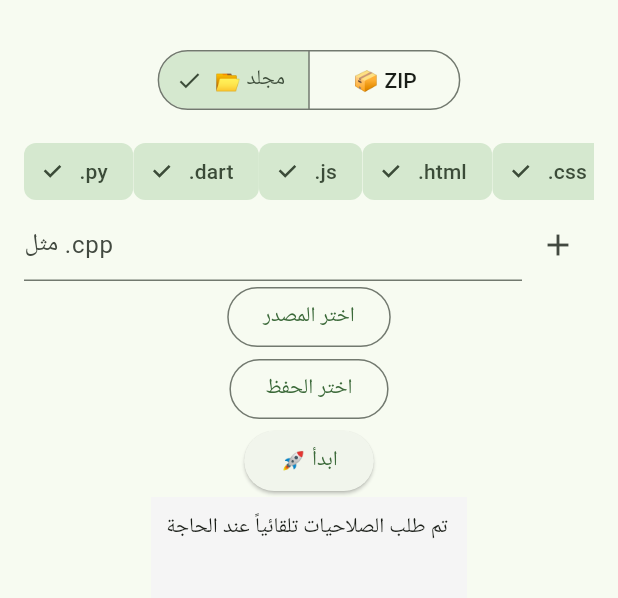
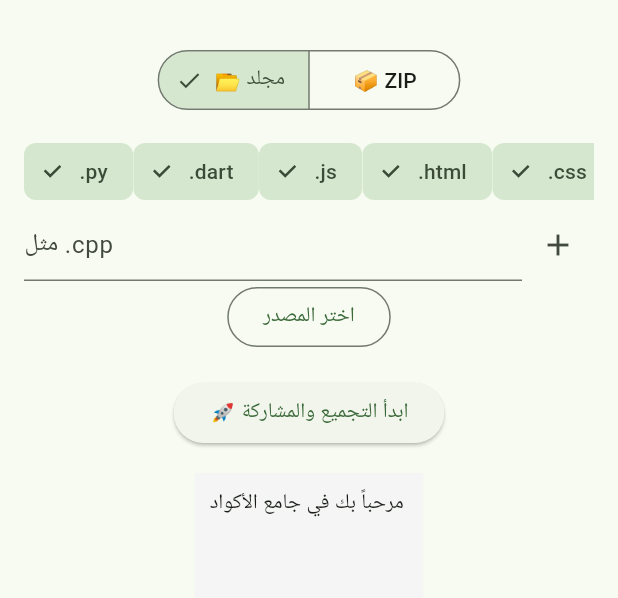
Before and after one commit to kalitusboy/Code_colkector, a Flutter app: the screen it shows after launch, after a tap on "اختر المصدر", on a phone screen of 412 x 824 dp, the part 64-662 px from its top. Run offline on Flutter 3.47's test engine with Material 3 defaults, Android fonts, the phone set to English and light mode, and no system bars; our stand-ins replace file_picker, share_plus.

Commit message:
Update main.dart

```diff
--- a/lib/main.dart
+++ b/lib/main.dart
@@ -29,7 +29,6 @@ class HomeScreen extends StatefulWidget {
 
 class _HomeScreenState extends State<HomeScreen> {
   String? _sourcePath;
-  String? _outputPath;
   bool _isZip = false;
   bool _loading = false;
   String _log = 'مرحباً بك في جامع الأكواد';
@@ -39,20 +38,6 @@ class _HomeScreenState extends State<HomeScreen> {
     '.java', '.ts', '.json', '.xml', '.yml', '.yaml'
   };
   final TextEditingController _customExtController = TextEditingController();
-
-  @override
-  void initState() {
-    super.initState();
-    _requestPermissions();
-  }
-
-  void _requestPermissions() async {
-    // فقط للتأكد من أن التطبيق يطلب الصلاحيات عند التشغيل
-    if (Platform.isAndroid) {
-      // في Android 13+ تختلف الصلاحيات، لكن file_picker سيتولى ذلك.
-      _log = 'تم طلب الصلاحيات تلقائياً عند الحاجة';
-    }
-  }
 
   void _addCustomExtension() {
     String ext = _customExtController.text.trim();
@@ -93,51 +78,9 @@ class _HomeScreenState extends State<HomeScreen> {
     }
   }
 
-  Future<void> _pickOutput() async {
-    try {
-      // مسار افتراضي آمن
-      Directory? downloadDir;
-      if (Platform.isAndroid) {
-        try {
-          downloadDir = await getExternalStorageDirectory();
-        } catch (e) {
-          _log = '⚠️ فشل الحصول على مسار التخزين، سنستخدم مجلد المستندات';
-        }
-      }
-      String initialPath = downloadDir?.path ?? '/storage/emulated/0/Download';
-
-      final result = await FilePicker.platform.saveFile(
-        dialogTitle: 'اختر مكان حفظ الملف النصي',
-        fileName: 'collected_${DateTime.now().millisecondsSinceEpoch}.txt',
-        initialDirectory: initialPath,
-        allowedExtensions: ['txt'],
-        type: FileType.custom,
-      );
-      if (result != null) {
-        setState(() {
-          _outputPath = result;
-          _log = '💾 مسار الحفظ: $_outputPath';
-        });
-      } else {
-        setState(() => _log = '⚠️ لم يتم اختيار مسار، استخدم المسار الافتراضي');
-        // تعيين مسار افتراضي لتجنب الانهيار
-        final fallback = '/storage/emulated/0/Download/collected_${DateTime.now().millisecondsSinceEpoch}.txt';
-        setState(() {
-          _outputPath = fallback;
-          _log = '⚠️ تم استخدام المسار الافتراضي: $_outputPath';
-        });
-      }
-    } catch (e) {
-      setState(() {
-        _log = '❌ خطأ في اختيار المسار: $e\nسيتم استخدام مسار افتراضي';
-        _outputPath = '/storage/emulated/0/Download/collected_${DateTime.now().millisecondsSinceEpoch}.txt';
-      });
-    }
-  }
-
   Future<void> _startCollecting() async {
-    if (_sourcePath == null || _outputPath == null) {
-      setState(() => _log = '⚠️ حدد المصدر ومسار الحفظ');
+    if (_sourcePath == null) {
+      setState(() => _log = '⚠️ حدد المصدر أولاً');
       return;
     }
     if (_selectedExtensions.isEmpty) {
@@ -174,7 +117,13 @@ class _HomeScreenState extends State<HomeScreen> {
         }
       }
       if (files.isEmpty) throw Exception('لا توجد ملفات بالامتدادات المحددة');
-      final out = File(_outputPath!);
+
+      // حفظ الملف تلقائياً في مجلد المستندات الخاص بالتطبيق (آمن 100%)
+      final directory = await getApplicationDocumentsDirectory();
+      final fileName = 'collected_${DateTime.now().millisecondsSinceEpoch}.txt';
+      final outputPath = '${directory.path}/$fileName';
+      final out = File(outputPath);
+
       final buffer = StringBuffer();
       buffer.writeln('📦 عدد الملفات: ${files.length}');
       buffer.writeln('=' * 60);
@@ -185,8 +134,11 @@ class _HomeScreenState extends State<HomeScreen> {
         buffer.writeln();
       }
       await out.writeAsString(buffer.toString());
-      setState(() => _log = '✅ تم الحفظ (${files.length} ملف) في: $_outputPath');
-      await Share.shareXFiles([XFile(_outputPath!)], text: 'تم تجميع الأكواد');
+
+      setState(() => _log = '✅ تم الحفظ (${files.length} ملف) في: $outputPath');
+
+      // مشاركة الملف (حتى يتمكن المستخدم من حفظه في مكان آخر أو إرساله)
+      await Share.shareXFiles([XFile(outputPath)], text: 'تم تجميع الأكواد بنجاح');
     } catch (e) {
       setState(() => _log = '❌ خطأ: $e');
     } finally { setState(() => _loading = false); }
@@ -221,9 +173,10 @@ class _HomeScreenState extends State<HomeScreen> {
             Expanded(child: TextField(controller: _customExtController, decoration: const InputDecoration(hintText: 'مثل .cpp'))),
             IconButton(icon: const Icon(Icons.add), onPressed: _addCustomExtension),
           ]),
-          OutlinedButton(onPressed: _pickSource, child: Text(_sourcePath == null ? 'اختر المصدر' : '✓ تم')),
-          OutlinedButton(onPressed: _pickOutput, child: Text(_outputPath == null ? 'اختر الحفظ' : '✓ تم')),
-          ElevatedButton(onPressed: _loading ? null : _startCollecting, child: _loading ? const CircularProgressIndicator() : const Text('🚀 ابدأ')),
+          OutlinedButton(onPressed: _pickSource, child: Text(_sourcePath == null ? 'اختر المصدر' : '✓ تم اختيار المصدر')),
+          const SizedBox(height: 16),
+          ElevatedButton(onPressed: _loading ? null : _startCollecting, child: _loading ? const CircularProgressIndicator() : const Text('🚀 ابدأ التجميع والمشاركة')),
+          const SizedBox(height: 16),
           Expanded(child: Container(padding: const EdgeInsets.all(10), color: Colors.grey[100], child: SelectableText(_log))),
         ]),
       ),
```
